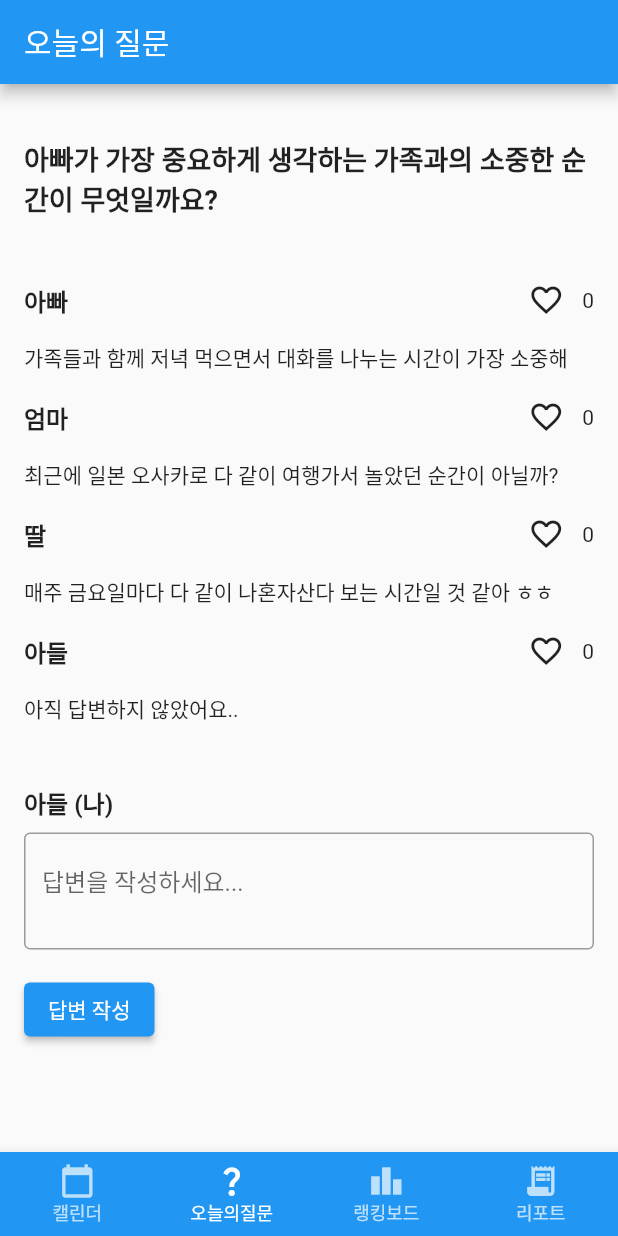
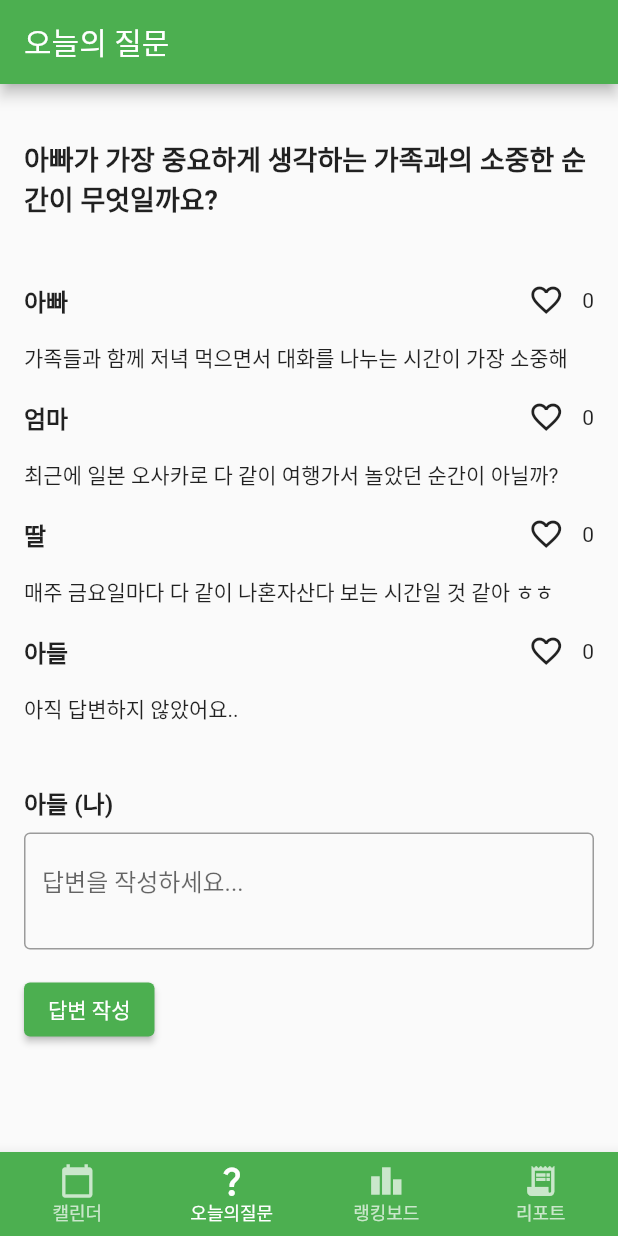
Before and after one commit to ozeeeno/soso_family, a Flutter app: the screen it shows after launch, on a phone screen of 412 x 824 dp. Run offline on Flutter 3.47's test engine with Material 2 defaults, Android fonts, the light colour scheme and no system bars; our stand-ins replace table_calendar.

Commit message:
style: change color

```diff
--- a/frontend/soso_family/lib/main.dart
+++ b/frontend/soso_family/lib/main.dart
@@ -17,7 +17,7 @@ class MyApp extends StatelessWidget {
     return MaterialApp(
       title: 'SoSo Family',
       theme: ThemeData(
-        primarySwatch: Colors.blue,
+        primarySwatch: Colors.green,
       ),
       home: const StartPage(),
     );
@@ -60,7 +60,7 @@ class _StartPageState extends State<StartPage> {
           });
         },
         // BottomNavigationBar 배경색 설정
-        backgroundColor: Colors.blue,
+        backgroundColor: Colors.green,
         // 선택된 탭의 아이템 색상
         selectedItemColor: Colors.white,
         // 선택되지 않은 탭의 아이템 색상
```
